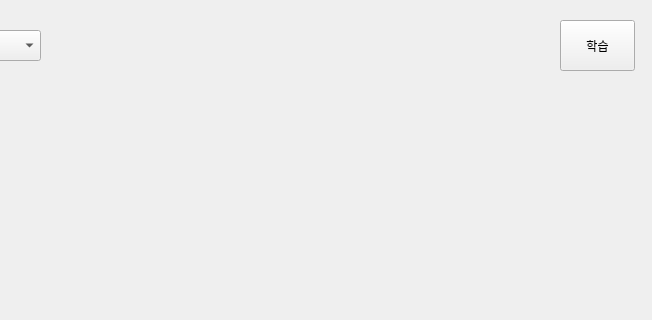
This is NSC/ui/chart.ui in wkghd1223/graduate as Qt 5 draws it before an edit; both pictures show x 310 to 962 and y 0 to 320 of the 962 by 672 pixel window. The edited form follows.
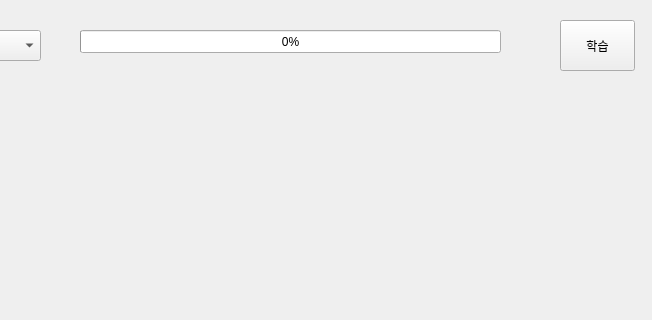
This is the edited form.

Commit message: #18 #21 qt > 속도 개선 > 쓰레드 추가 프로그레스 바 생성

Diff of the .ui file:
```diff
--- a/NSC/ui/chart.ui
+++ b/NSC/ui/chart.ui
@@ -90,6 +90,19 @@
      <string>학습</string>
     </property>
    </widget>
+   <widget class="QProgressBar" name="pgsb">
+    <property name="geometry">
+     <rect>
+      <x>390</x>
+      <y>30</y>
+      <width>421</width>
+      <height>23</height>
+     </rect>
+    </property>
+    <property name="value">
+     <number>0</number>
+    </property>
+   </widget>
   </widget>
   <widget class="QMenuBar" name="menubar">
    <property name="geometry">
```
Left out of the diff: 2 changed lines with no effect on the pictures. The commit also changes 1 other file.
